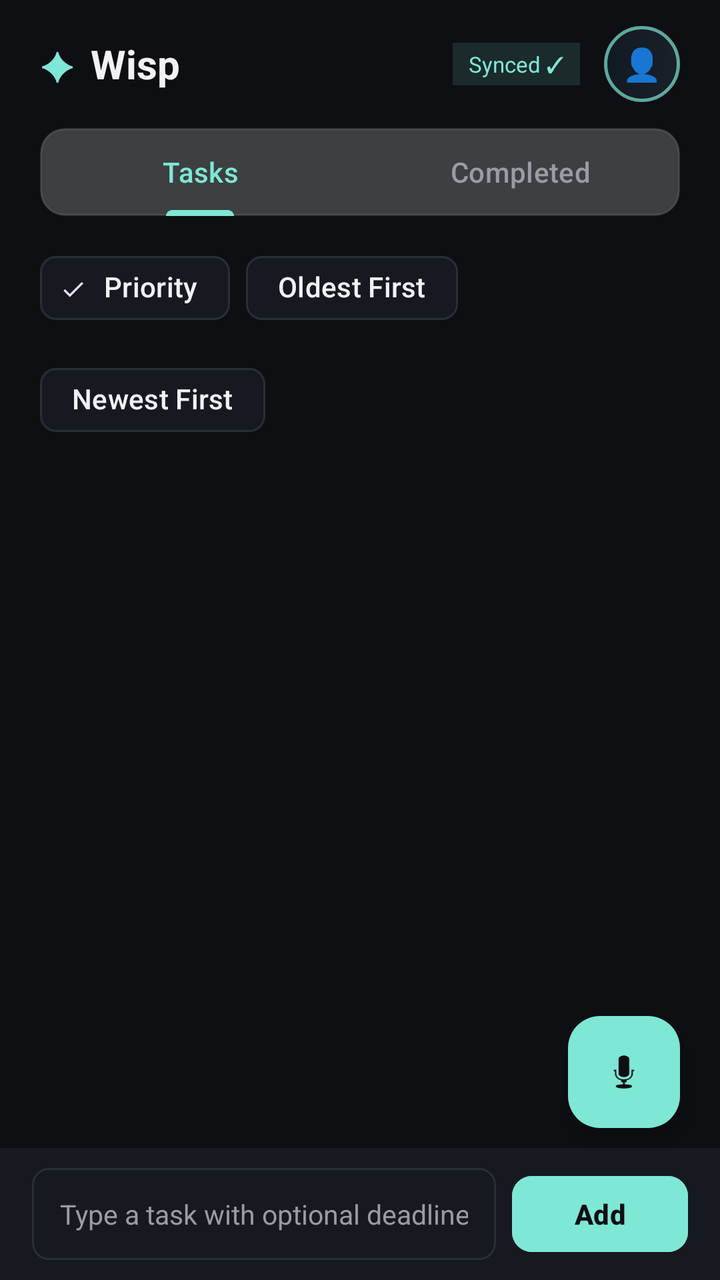
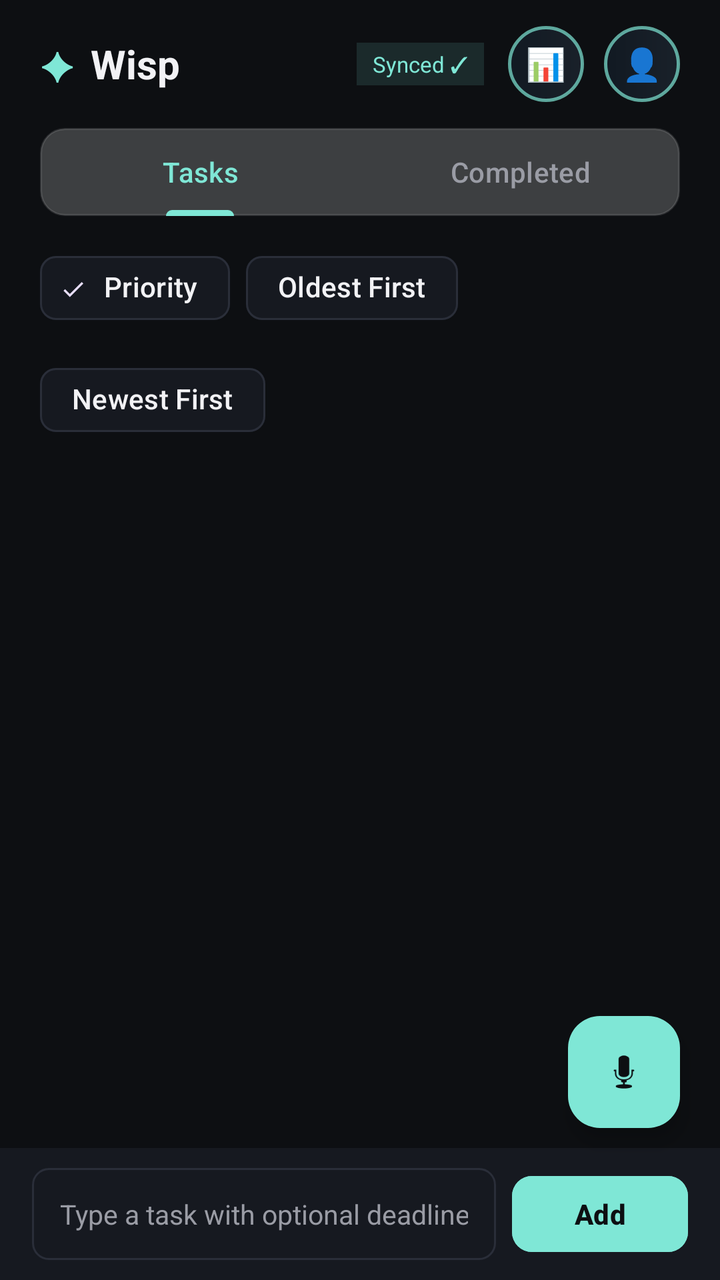

Compare the two renders of this Android layout. The source of the first and the diff that turns it into the second are given below.
<!-- AndroidManifest.xml: application theme Theme.Wisp -->
<!-- res/layout/activity_main.xml -->
<?xml version="1.0" encoding="utf-8"?>
<androidx.coordinatorlayout.widget.CoordinatorLayout xmlns:android="http://schemas.android.com/apk/res/android"
    xmlns:app="http://schemas.android.com/apk/res-auto"
    xmlns:tools="http://schemas.android.com/tools"
    android:layout_width="match_parent"
    android:layout_height="match_parent"
    android:background="@color/wisp_background">

    <LinearLayout
        android:layout_width="match_parent"
        android:layout_height="match_parent"
        android:orientation="vertical">

        
        <RelativeLayout
            android:layout_width="match_parent"
            android:layout_height="64dp"
            android:paddingHorizontal="20dp">

            <LinearLayout
                android:layout_width="wrap_content"
                android:layout_height="wrap_content"
                android:layout_alignParentStart="true"
                android:layout_centerVertical="true"
                android:gravity="center_vertical"
                android:orientation="horizontal">

                <TextView
                    android:layout_width="wrap_content"
                    android:layout_height="wrap_content"
                    android:text="✦"
                    android:textColor="@color/wisp_accent"
                    android:textSize="20sp" />

                <TextView
                    android:layout_width="wrap_content"
                    android:layout_height="wrap_content"
                    android:layout_marginStart="8dp"
                    android:text="Wisp"
                    android:textColor="@color/wisp_text_primary"
                    android:textSize="20sp"
                    android:textStyle="bold" />
            </LinearLayout>

            <LinearLayout
                android:layout_width="wrap_content"
                android:layout_height="wrap_content"
                android:layout_alignParentEnd="true"
                android:layout_centerVertical="true"
                android:gravity="center_vertical"
                android:orientation="horizontal">

                <TextView
                    android:id="@+id/tvSyncStatus"
                    android:layout_width="wrap_content"
                    android:layout_height="wrap_content"
                    android:layout_marginEnd="12dp"
                    android:background="#207FE7D6"
                    android:paddingHorizontal="8dp"
                    android:paddingVertical="3dp"
                    android:text="Synced ✓"
                    android:textColor="@color/wisp_accent"
                    android:textSize="11sp" />

                
                <FrameLayout
                    android:id="@+id/btnAccount"
                    android:layout_width="38dp"
                    android:layout_height="38dp"
                    android:background="@drawable/bg_orb_compact"
                    android:clickable="true"
                    android:focusable="true">

                    <TextView
                        android:id="@+id/tvAccountInitial"
                        android:layout_width="wrap_content"
                        android:layout_height="wrap_content"
                        android:layout_gravity="center"
                        android:text="👤"
                        android:textSize="16sp" />
                </FrameLayout>
            </LinearLayout>
        </RelativeLayout>

        
        <com.google.android.material.tabs.TabLayout
            android:id="@+id/tabLayoutPrimary"
            android:layout_width="match_parent"
            android:layout_height="44dp"
            android:layout_marginHorizontal="20dp"
            android:background="@drawable/bg_glass_item"
            app:tabIndicatorColor="@color/wisp_accent"
            app:tabIndicatorHeight="3dp"
            app:tabRippleColor="#207FE7D6"
            app:tabSelectedTextColor="@color/wisp_accent"
            app:tabTextColor="@color/wisp_text_secondary">

            <com.google.android.material.tabs.TabItem
                android:layout_width="wrap_content"
                android:layout_height="wrap_content"
                android:text="Tasks" />

            <com.google.android.material.tabs.TabItem
                android:layout_width="wrap_content"
                android:layout_height="wrap_content"
                android:text="Completed" />
        </com.google.android.material.tabs.TabLayout>

        
        <LinearLayout
            android:id="@+id/layoutFilterBar"
            android:layout_width="match_parent"
            android:layout_height="wrap_content"
            android:layout_marginTop="12dp"
            android:orientation="horizontal"
            android:paddingHorizontal="20dp">

            <com.google.android.material.chip.ChipGroup
                android:id="@+id/chipGroupFilters"
                android:layout_width="wrap_content"
                android:layout_height="wrap_content"
                app:selectionRequired="true"
                app:singleSelection="true">

                <com.google.android.material.chip.Chip
                    android:id="@+id/chipPriority"
                    style="@style/Widget.Material3.Chip.Filter"
                    android:layout_width="wrap_content"
                    android:layout_height="wrap_content"
                    android:checked="true"
                    android:text="Priority"
                    android:textColor="@color/wisp_text_primary"
                    app:chipBackgroundColor="@color/wisp_surface"
                    app:chipStrokeColor="@color/wisp_border" />

                <com.google.android.material.chip.Chip
                    android:id="@+id/chipOldest"
                    style="@style/Widget.Material3.Chip.Filter"
                    android:layout_width="wrap_content"
                    android:layout_height="wrap_content"
                    android:text="Oldest First"
                    android:textColor="@color/wisp_text_primary"
                    app:chipBackgroundColor="@color/wisp_surface"
                    app:chipStrokeColor="@color/wisp_border" />

                <com.google.android.material.chip.Chip
                    android:id="@+id/chipNewest"
                    style="@style/Widget.Material3.Chip.Filter"
                    android:layout_width="wrap_content"
                    android:layout_height="wrap_content"
                    android:text="Newest First"
                    android:textColor="@color/wisp_text_primary"
                    app:chipBackgroundColor="@color/wisp_surface"
                    app:chipStrokeColor="@color/wisp_border" />
            </com.google.android.material.chip.ChipGroup>
        </LinearLayout>

        
        <FrameLayout
            android:layout_width="match_parent"
            android:layout_height="0dp"
            android:layout_weight="1">

            
            <androidx.recyclerview.widget.RecyclerView
                android:id="@+id/rvTasks"
                android:layout_width="match_parent"
                android:layout_height="match_parent"
                android:clipToPadding="false"
                android:paddingTop="8dp"
                android:paddingBottom="90dp"
                android:visibility="visible" />

            
            <androidx.recyclerview.widget.RecyclerView
                android:id="@+id/rvArchive"
                android:layout_width="match_parent"
                android:layout_height="match_parent"
                android:clipToPadding="false"
                android:paddingTop="8dp"
                android:paddingBottom="90dp"
                android:visibility="gone" />

            
            <LinearLayout
                android:id="@+id/layoutEmptyState"
                android:layout_width="wrap_content"
                android:layout_height="wrap_content"
                android:layout_gravity="center"
                android:gravity="center"
                android:orientation="vertical"
                android:visibility="gone">

                <TextView
                    android:layout_width="wrap_content"
                    android:layout_height="wrap_content"
                    android:text="✦"
                    android:textColor="@color/wisp_accent_muted"
                    android:textSize="36sp" />

                <TextView
                    android:id="@+id/tvEmptyTitle"
                    android:layout_width="wrap_content"
                    android:layout_height="wrap_content"
                    android:layout_marginTop="8dp"
                    android:text="No tasks right now"
                    android:textColor="@color/wisp_text_primary"
                    android:textSize="16sp"
                    android:textStyle="bold" />

                <TextView
                    android:id="@+id/tvEmptySubtitle"
                    android:layout_width="wrap_content"
                    android:layout_height="wrap_content"
                    android:layout_marginTop="4dp"
                    android:text="Speak or type a thought below"
                    android:textColor="@color/wisp_text_secondary"
                    android:textSize="13sp" />
            </LinearLayout>
        </FrameLayout>

        
        <LinearLayout
            android:id="@+id/layoutBottomInput"
            android:layout_width="match_parent"
            android:layout_height="wrap_content"
            android:background="@color/wisp_surface"
            android:gravity="center_vertical"
            android:orientation="horizontal"
            android:paddingHorizontal="16dp"
            android:paddingVertical="10dp">

            <EditText
                android:id="@+id/etCaptureInput"
                android:layout_width="0dp"
                android:layout_height="46dp"
                android:layout_weight="1"
                android:background="@drawable/bg_input_field"
                android:hint="Type a task with optional deadline..."
                android:imeOptions="actionDone"
                android:inputType="textCapSentences"
                android:paddingHorizontal="14dp"
                android:textColor="@color/wisp_text_primary"
                android:textColorHint="@color/wisp_text_secondary"
                android:textSize="13.5sp" />

            <com.google.android.material.button.MaterialButton
                android:id="@+id/btnSendInput"
                android:layout_width="wrap_content"
                android:layout_height="46dp"
                android:layout_marginStart="8dp"
                android:backgroundTint="@color/wisp_accent"
                android:text="Add"
                android:textColor="@color/wisp_background"
                android:textStyle="bold"
                app:cornerRadius="10dp" />
        </LinearLayout>
    </LinearLayout>

    
    <com.google.android.material.floatingactionbutton.FloatingActionButton
        android:id="@+id/fabVoice"
        android:layout_width="wrap_content"
        android:layout_height="wrap_content"
        android:layout_gravity="bottom|end"
        android:layout_marginEnd="20dp"
        android:layout_marginBottom="76dp"
        android:contentDescription="Voice Capture"
        android:src="@android:drawable/ic_btn_speak_now"
        app:backgroundTint="@color/wisp_accent"
        app:elevation="6dp"
        app:tint="@color/wisp_background" />

</androidx.coordinatorlayout.widget.CoordinatorLayout>
<!-- resources referenced by this layout -->
<resources>
  <color name="wisp_accent">#7FE7D6</color>
  <color name="wisp_accent_muted">#4EA89A</color>
  <color name="wisp_background">#0D0F12</color>
  <color name="wisp_border">#2A2E39</color>
  <color name="wisp_surface">#161920</color>
  <color name="wisp_text_primary">#F2F2F5</color>
  <color name="wisp_text_secondary">#9A9CA5</color>
  <!-- drawable bg_glass_item (drawable) -->
  <?xml version="1.0" encoding="utf-8"?>
  <shape xmlns:android="http://schemas.android.com/apk/res/android"
      android:shape="rectangle">
      <corners android:radius="12dp" />
      <solid android:color="#33FFFFFF" />
      <stroke
          android:width="1dp"
          android:color="#20FFFFFF" />
  </shape>
  <!-- drawable bg_input_field (drawable) -->
  <?xml version="1.0" encoding="utf-8"?>
  <shape xmlns:android="http://schemas.android.com/apk/res/android">
      <solid android:color="@color/wisp_surface" />
      <stroke
          android:width="1dp"
          android:color="@color/wisp_border" />
      <corners android:radius="8dp" />
  </shape>
  <!-- drawable bg_orb_compact (drawable) -->
  <?xml version="1.0" encoding="utf-8"?>
  <shape xmlns:android="http://schemas.android.com/apk/res/android"
      android:shape="rectangle">
      <corners android:radius="28dp" />
      <gradient
          android:angle="0"
          android:endColor="#E61A222C"
          android:startColor="#E6111A24"
          android:type="linear" />
      <stroke
          android:width="1.5dp"
          android:color="#B37FE7D6" />
  </shape>
  <style name="Theme.Wisp" parent="Theme.Material3.Dark.NoActionBar">
          <item name="android:windowBackground">@color/wisp_background</item>
          <item name="colorPrimary">@color/wisp_accent</item>
          <item name="colorSecondary">@color/wisp_accent_muted</item>
          <item name="android:textColorPrimary">@color/wisp_text_primary</item>
          <item name="android:textColorSecondary">@color/wisp_text_secondary</item>
      </style>
</resources>

<!-- the commit's change to res/layout/activity_main.xml (unified diff, before → after) -->
@@ -61,6 +61,24 @@
                     android:text="Synced ✓"
                     android:textColor="@color/wisp_accent"
                     android:textSize="11sp" />
+
+                
+                <FrameLayout
+                    android:id="@+id/btnScreenTime"
+                    android:layout_width="38dp"
+                    android:layout_height="38dp"
+                    android:layout_marginEnd="10dp"
+                    android:background="@drawable/bg_orb_compact"
+                    android:clickable="true"
+                    android:focusable="true">
+
+                    <TextView
+                        android:layout_width="wrap_content"
+                        android:layout_height="wrap_content"
+                        android:layout_gravity="center"
+                        android:text="📊"
+                        android:textSize="16sp" />
+                </FrameLayout>
 
                 
                 <FrameLayout
